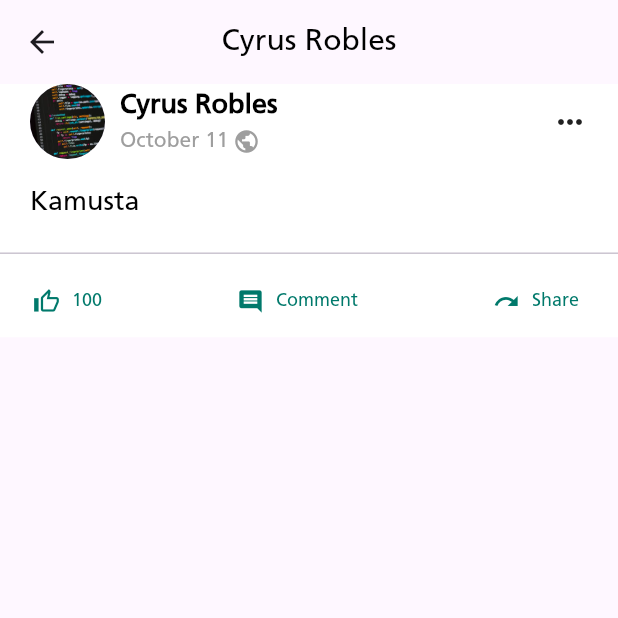
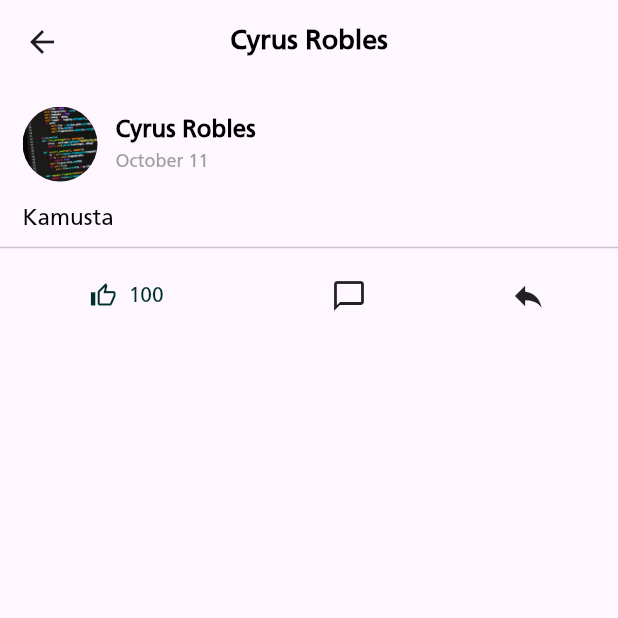
Before and after one commit to nescafe3n1/MobProgram, a Flutter app: the screen it shows after launch, after a tap on "Cyrus Robles", on a phone screen of 412 x 824 dp, the top half of it. Run offline on Flutter 3.47's test engine with Material 3 defaults, Android fonts, the phone set to English and light mode, and no system bars; our stand-ins replace flutter_screenutil.

Commit message:
its done

```diff
--- a/lib/screens/detail_screen.dart
+++ b/lib/screens/detail_screen.dart
@@ -16,7 +16,7 @@ class DetailScreen extends StatefulWidget {
     required this.userName,
     required this.postContent,
     required this.date,
-    this.numOfLikes = 0,
+    required this.numOfLikes,
     this.imageUrl,
     required this.profileImageUrl,
   });
@@ -49,119 +49,52 @@ class _DetailScreenState extends State<DetailScreen> {
 
   @override
   Widget build(BuildContext context) {
+    const Color customActionColor = Color(0xFF00302E);
+
     return Scaffold(
       appBar: AppBar(
+        title: CustomFont(text: widget.userName, fontSize: 18.sp, fontWeight: FontWeight.bold, color: Colors.black),
         centerTitle: true,
-        title: CustomFont(
-          text: widget.userName,
-          fontSize: ScreenUtil().setSp(20),
-          color: Colors.black,
       ),
-      ),
-      body: Container(
-        color: Colors.white,
-        child: SingleChildScrollView(
+      body: SingleChildScrollView(
         child: Column(
+          crossAxisAlignment: CrossAxisAlignment.start,
           children: [
-              if (widget.imageUrl != null && widget.imageUrl!.isNotEmpty)
-                Column(
-                  children: [
-                    Image.asset(widget.imageUrl!, fit: BoxFit.cover),
-                    SizedBox(height: ScreenUtil().setHeight(10)),
-                  ],
-                ),
-              Container(
-                padding: EdgeInsets.symmetric(horizontal: ScreenUtil().setWidth(20)),
+            if (widget.imageUrl != null) Image.asset(widget.imageUrl!, width: double.infinity, fit: BoxFit.cover),
+            Padding(
+              padding: EdgeInsets.all(15.sp),
               child: Row(
                 children: [
-                    CircleAvatar(
-                      radius: ScreenUtil().setSp(25),
-                      backgroundImage: AssetImage(widget.profileImageUrl),
-                    ),
-                    SizedBox(width: ScreenUtil().setWidth(10)),
+                  CircleAvatar(radius: 25.w, backgroundImage: AssetImage(widget.profileImageUrl)),
+                  SizedBox(width: 12.w),
                   Column(
                     crossAxisAlignment: CrossAxisAlignment.start,
                     children: [
-                        CustomFont(
-                          text: widget.userName,
-                          fontSize: ScreenUtil().setSp(18),
-                          fontWeight: FontWeight.bold,
-                          color: Colors.black,
-                        ),
-                        Row(
-                          children: [
-                            CustomFont(
-                              text: widget.date,
-                              fontSize: ScreenUtil().setSp(14),
-                              color: Colors.grey,
-                            ),
-                            SizedBox(width: ScreenUtil().setWidth(3)),
-                            Icon(Icons.public, color: Colors.grey, size: ScreenUtil().setSp(18)),
+                      CustomFont(text: widget.userName, fontSize: 16.sp, fontWeight: FontWeight.bold, color: Colors.black),
+                      CustomFont(text: widget.date, fontSize: 12.sp, color: Colors.grey),
                     ],
                   ),
                 ],
               ),
-                    const Spacer(),
-                    const Icon(Icons.more_horiz),
-                  ],
             ),
+            Padding(
+              padding: EdgeInsets.symmetric(horizontal: 15.sp),
+              child: CustomFont(text: widget.postContent, fontSize: 15.sp, color: Colors.black),
             ),
-
-              SizedBox(height: ScreenUtil().setHeight(15)),
-
-              Container(
-                padding: EdgeInsets.symmetric(horizontal: ScreenUtil().setWidth(20)),
-                alignment: Alignment.centerLeft,
-                child: CustomFont(
-                  text: widget.postContent,
-                  fontSize: ScreenUtil().setSp(18),
-                  color: Colors.black,
-                ),
-              ),
-
-              SizedBox(height: ScreenUtil().setHeight(10)),
             const Divider(),
-
-              Container(
-                padding: EdgeInsets.symmetric(horizontal: ScreenUtil().setWidth(10)),
-                child: Row(
-                  mainAxisAlignment: MainAxisAlignment.spaceBetween,
+            Row(
+              mainAxisAlignment: MainAxisAlignment.spaceAround,
               children: [
                 TextButton.icon(
                   onPressed: _handleLike,
-                      icon: Icon(
-                        isLiked ? Icons.thumb_up : Icons.thumb_up_alt_outlined,
-                        color: FB_DARK_PRIMARY
+                  icon: Icon(isLiked ? Icons.thumb_up : Icons.thumb_up_alt_outlined, color: customActionColor),
+                  label: CustomFont(text: currentLikes.toString(), fontSize: 14.sp, color: customActionColor),
                 ),
-                      label: CustomFont(
-                        text: currentLikes == 0 ? "Like" : currentLikes.toString(),
-                        fontSize: ScreenUtil().setSp(12),
-                        color: FB_DARK_PRIMARY,
-                      ),
-                    ),
-                    TextButton.icon(
-                      onPressed: () {},
-                      icon: const Icon(Icons.comment, color: FB_DARK_PRIMARY),
-                      label: CustomFont(
-                        text: "Comment",
-                        fontSize: ScreenUtil().setSp(12),
-                        color: FB_DARK_PRIMARY,
-                      ),
-                    ),
-                    TextButton.icon(
-                      onPressed: () {},
-                      icon: const Icon(Icons.redo, color: FB_DARK_PRIMARY),
-                      label: CustomFont(
-                        text: "Share",
-                        fontSize: ScreenUtil().setSp(12),
-                        color: FB_DARK_PRIMARY,
-                      ),
+                const Icon(Icons.chat_bubble_outline),
+                const Icon(Icons.reply),
+              ],
             ),
           ],
-                ),
-              ),
-            ],
-          ),
         ),
       ),
     );
--- a/lib/screens/newsfeed_screen.dart
+++ b/lib/screens/newsfeed_screen.dart
@@ -1,7 +1,5 @@
 import 'package:flutter/material.dart';
 import '../widgets/post_card.dart';
-import '../widgets/custom_font.dart';
-import '../constants.dart';
 
 class NewsFeedScreen extends StatelessWidget {
   const NewsFeedScreen({super.key});
@@ -9,7 +7,7 @@ class NewsFeedScreen extends StatelessWidget {
   @override
   Widget build(BuildContext context) {
     return ListView(
-      children: const [
+      children: [
         PostCard(
           userName: 'Cyrus Robles',
           postContent: 'Kamusta',
@@ -18,7 +16,6 @@ class NewsFeedScreen extends StatelessWidget {
           hasImage: false,
           profileImage: 'assets/images/cyrus.jpg',
         ),
-
         PostCard(
           userName: 'Roben Juanatas',
           postContent: 'Kicking off the holiday season with ICpEP-NCR!',
@@ -28,7 +25,6 @@ class NewsFeedScreen extends StatelessWidget {
           profileImage: 'assets/images/icpep-blue.png',
           postImage: 'assets/images/icpep-blue.png',
         ),
-
         PostCard(
           userName: 'Olive Musca',
           postContent: 'One thought per sometime',
@@ -38,7 +34,6 @@ class NewsFeedScreen extends StatelessWidget {
           profileImage: 'assets/images/bunny.jpg',
           postImage: 'assets/images/otpst.jpeg',
         ),
-
         PostCard(
           userName: 'Mackenzie Iguiron',
           postContent: 'Just finished my first Flutter project!',
@@ -47,7 +42,6 @@ class NewsFeedScreen extends StatelessWidget {
           hasImage: false,
           profileImage: 'assets/images/mac.jpg',
         ),
-
         PostCard(
           userName: 'Ronald Sena',
           postContent: 'My main agent is Atra, add me on Valorant AstraGods#nocap',
--- a/lib/screens/notification_screen.dart
+++ b/lib/screens/notification_screen.dart
@@ -1,108 +1,102 @@
 import 'package:flutter/material.dart';
 import '../widgets/custom_info.dart' as notif;
-import 'package:flutter_screenutil/flutter_screenutil.dart';
-import '../widgets/custom_font.dart';
-import '../constants.dart';
 
-class NotificationScreen extends StatefulWidget {
+class NotificationScreen extends StatelessWidget {
   const NotificationScreen({super.key});
 
   @override
-  State<NotificationScreen> createState() => _NotificationScreenState();
-}
-
-class _NotificationScreenState extends State<NotificationScreen> {
-  @override
   Widget build(BuildContext context) {
-    return Column(
-      children: [
-        const Divider(height: 1),
-
-        Expanded(
-          child: ListView(
+    return ListView(
+      padding: EdgeInsets.zero,
       children: const [
         notif.CustomInformation(
           name: 'Ivan Regodon',
           post: 'Post',
-                description: 'Description',
+          description: 'posted a new update.',
           date: 'January 5, 2026',
           numOfLikes: 10,
+          profileImageUrl: 'assets/images/ivan.jpg',
         ),
-              Divider(),
+        Divider(height: 1),
         notif.CustomInformation(
           name: 'Vergel Santiago',
           post: 'Photo',
-                description: 'Liked your photo "Sunset"',
+          description: 'liked your photo "Sunset".',
           date: 'January 4, 2026',
           numOfLikes: 5,
+          profileImageUrl: 'assets/images/vergel.jpg',
         ),
-              Divider(),
+        Divider(height: 1),
         notif.CustomInformation(
           name: 'JB Natividad',
           post: 'Post',
-                description: 'Commented on your post: "Nice view!"',
+          description: 'commented: "Nice view!"',
           date: 'January 4, 2026',
           numOfLikes: 2,
+          profileImageUrl: 'assets/images/jb.jpg',
         ),
-              Divider(),
+        Divider(height: 1),
         notif.CustomInformation(
           name: 'Hajj Macaraig',
           post: 'Reel',
-                description: 'Shared your recent Reel.',
+          description: 'shared your recent Reel.',
           date: 'January 3, 2026',
           numOfLikes: 15,
+          profileImageUrl: 'assets/images/hajj.jpg',
         ),
-              Divider(),
+        Divider(height: 1),
         notif.CustomInformation(
           name: 'Christ Naval',
           post: 'Event',
-                description: 'Invited you to "Flutter Workshop"',
+          description: 'invited you to "Flutter Workshop".',
           date: 'January 3, 2026',
           numOfLikes: 0,
+          profileImageUrl: 'assets/images/christ.jpg',
         ),
-              Divider(),
+        Divider(height: 1),
         notif.CustomInformation(
           name: 'Jose Neil Silagan',
           post: 'Page',
-                description: 'Mentioned you in a post from "CompSci News"',
+          description: 'mentioned you in a post.',
           date: 'January 2, 2026',
           numOfLikes: 8,
+          profileImageUrl: 'assets/images/jose.jpg',
         ),
-              Divider(),
+        Divider(height: 1),
         notif.CustomInformation(
           name: 'Venz Guardiano',
           post: 'Story',
-                description: 'Replied to your story: "Awesome!"',
+          description: 'replied to your story: "Awesome!"',
           date: 'January 2, 2026',
           numOfLikes: 1,
+          profileImageUrl: 'assets/images/venz.jpg',
         ),
-              Divider(),
+        Divider(height: 1),
         notif.CustomInformation(
           name: 'Marius Panahon',
           post: 'Post',
-                description: 'Reacted with love to your latest update.',
+          description: 'reacted with love to your update.',
           date: 'January 1, 2026',
           numOfLikes: 20,
+          profileImageUrl: 'assets/images/marius.jpg',
         ),
-              Divider(),
+        Divider(height: 1),
         notif.CustomInformation(
           name: 'Ovuvueke Ossas',
           post: 'Group',
-                description: 'Has posted in "Mobile Programming Group"',
+          description: 'posted in "Mobile Programming".',
           date: 'January 1, 2026',
           numOfLikes: 12,
+          profileImageUrl: 'assets/images/ossas.jpg',
         ),
-              Divider(),
+        Divider(height: 1),
         notif.CustomInformation(
           name: 'Poncho Pilato',
           post: 'Post',
-                description: 'User I tagged you in a comment.',
+          description: 'tagged you in a comment.',
           date: 'December 31, 2025',
           numOfLikes: 3,
-              ),
-              Divider(),
-            ],
-          ),
+          profileImageUrl: 'assets/images/poncho.jpg',
         ),
       ],
     );
--- a/lib/widgets/custom_info.dart
+++ b/lib/widgets/custom_info.dart
@@ -1,28 +1,26 @@
 import 'package:flutter/material.dart';
 import 'package:flutter_screenutil/flutter_screenutil.dart';
 import '../screens/detail_screen.dart';
-import '../widgets/custom_font.dart';
+import 'custom_font.dart';
 
 class CustomInformation extends StatelessWidget {
   final String name;
   final String post;
   final String description;
-  final String? profileImageUrl;
+  final String profileImageUrl; // Required for the icon
   final String date;
   final int numOfLikes;
   final String? imageUrl;
-  final bool atProfile;
 
   const CustomInformation({
     super.key,
     required this.name,
     required this.post,
     required this.description,
-    this.profileImageUrl,
+    required this.profileImageUrl,
     required this.date,
     this.numOfLikes = 0,
     this.imageUrl,
-    this.atProfile = false,
   });
 
   @override
@@ -38,53 +36,30 @@ class CustomInformation extends StatelessWidget {
               date: date,
               numOfLikes: numOfLikes,
               imageUrl: imageUrl,
-              profileImageUrl: profileImageUrl ?? "",
+              profileImageUrl: profileImageUrl, // Passes the icon to detail screen
             ),
           ),
         );
       },
-      child: Container(
-        padding: EdgeInsets.all(ScreenUtil().setSp(15)),
+      child: Padding(
+        padding: EdgeInsets.all(15.sp),
         child: Row(
           children: [
-            profileImageUrl == null || profileImageUrl!.isEmpty
-                ? const Icon(Icons.person, size: 40)
-                : CircleAvatar(
-                    radius: ScreenUtil().setSp(25),
-                    backgroundImage: AssetImage(profileImageUrl!),
-                  ),
-            SizedBox(width: ScreenUtil().setWidth(18)),
+            CircleAvatar(
+              radius: 25.w,
+              backgroundImage: AssetImage(profileImageUrl), // Displays the icon
+            ),
+            SizedBox(width: 12.w),
             Expanded(
               child: Column(
                 crossAxisAlignment: CrossAxisAlignment.start,
                 children: [
-                  CustomFont(
-                    text: name,
-                    fontSize: ScreenUtil().setSp(18),
-                    fontWeight: FontWeight.bold,
-                    color: Colors.black,
-                  ),
-                  CustomFont(
-                    text: "Posted: $post",
-                    fontSize: ScreenUtil().setSp(13),
-                    color: Colors.black,
-                  ),
-                  CustomFont(
-                    text: description,
-                    fontSize: ScreenUtil().setSp(12),
-                    color: Colors.black,
-                    fontStyle: FontStyle.italic,
-                  ),
-                  SizedBox(height: ScreenUtil().setHeight(5)),
-                  CustomFont(
-                    text: date,
-                    fontSize: ScreenUtil().setSp(12),
-                    color: Colors.grey.shade400,
-                  ),
+                  CustomFont(text: name, fontSize: 16.sp, fontWeight: FontWeight.bold, color: Colors.black),
+                  CustomFont(text: "$post: $description", fontSize: 14.sp, color: Colors.black87),
+                  CustomFont(text: date, fontSize: 12.sp, color: Colors.grey),
                 ],
               ),
             ),
-            const Icon(Icons.more_horiz),
           ],
         ),
       ),
--- a/lib/widgets/post_card.dart
+++ b/lib/widgets/post_card.dart
@@ -35,7 +35,7 @@ class _PostCardState extends State<PostCard> {
   @override
   void initState() {
     super.initState();
-    currentLikes = widget.numOfLikes;
+    currentLikes = widget.numOfLikes; //
   }
 
   void _toggleLike() {
@@ -47,7 +47,7 @@ class _PostCardState extends State<PostCard> {
         currentLikes++;
         isLiked = true;
       }
-    });
+    }); //
   }
 
   void _goToDetail() {
@@ -63,7 +63,7 @@ class _PostCardState extends State<PostCard> {
           profileImageUrl: widget.profileImage,
         ),
       ),
-    );
+    ); //
   }
 
   @override
@@ -77,7 +77,6 @@ class _PostCardState extends State<PostCard> {
       child: Column(
         crossAxisAlignment: CrossAxisAlignment.start,
         children: [
-          // Navigable Content Area
           InkWell(
             onTap: _goToDetail,
             child: Column(
@@ -95,12 +94,7 @@ class _PostCardState extends State<PostCard> {
                       Column(
                         crossAxisAlignment: CrossAxisAlignment.start,
                         children: [
-                          CustomFont(
-                            text: widget.userName,
-                            fontSize: 16.sp,
-                            fontWeight: FontWeight.bold,
-                            color: Colors.black,
-                          ),
+                          CustomFont(text: widget.userName, fontSize: 16.sp, fontWeight: FontWeight.bold, color: Colors.black),
                           Row(
                             children: [
                               CustomFont(text: widget.date, fontSize: 12.sp, color: Colors.grey),
@@ -117,63 +111,29 @@ class _PostCardState extends State<PostCard> {
                 ),
                 Padding(
                   padding: EdgeInsets.symmetric(horizontal: 12.w, vertical: 4.h),
-                  child: CustomFont(
-                    text: widget.postContent,
-                    fontSize: 15.sp,
-                    color: Colors.black,
-                  ),
+                  child: CustomFont(text: widget.postContent, fontSize: 15.sp, color: Colors.black),
                 ),
                 if (widget.hasImage && widget.postImage != null)
                   Padding(
                     padding: EdgeInsets.symmetric(vertical: 8.h),
-                    child: Image.asset(
-                      widget.postImage!,
-                      width: double.infinity,
-                      fit: BoxFit.cover,
-                    ),
+                    child: Image.asset(widget.postImage!, width: double.infinity, fit: BoxFit.cover),
                   ),
               ],
             ),
           ),
-
-          const Divider(height: 1, thickness: 0.5),
-
-          // Action Bar: Restored all buttons side-by-side
+          const Divider(height: 1),
           Padding(
             padding: EdgeInsets.symmetric(horizontal: 10.w, vertical: 5.h),
             child: Row(
-              mainAxisAlignment: MainAxisAlignment.spaceBetween, // Distributes buttons evenly
+              mainAxisAlignment: MainAxisAlignment.spaceBetween,
               children: [
-                // Interactive Like Button
                 TextButton.icon(
                   onPressed: _toggleLike,
-                  icon: Icon(
-                    isLiked ? Icons.thumb_up : Icons.thumb_up_alt_outlined,
-                    size: 20.sp,
-                    color: customActionColor,
-                  ),
-                  label: CustomFont(
-                    text: currentLikes.toString(),
-                    fontSize: 13.sp,
-                    fontWeight: FontWeight.w600,
-                    color: customActionColor,
-                  ),
+                  icon: Icon(isLiked ? Icons.thumb_up : Icons.thumb_up_alt_outlined, size: 20.sp, color: customActionColor),
+                  label: CustomFont(text: currentLikes.toString(), fontSize: 13.sp, fontWeight: FontWeight.w600, color: customActionColor),
                 ),
-
-                // Restored Comment Button
-                _buildStaticButton(
-                  Icons.chat_bubble_outline,
-                  "Comment",
-                  customActionColor,
-                ),
-
-                // Restored Share Button
-                _buildStaticButton(
-                  Icons.reply,
-                  "Share",
-                  customActionColor,
-                  isFlipped: true,
-                ),
+                _buildStaticButton(Icons.chat_bubble_outline, "Comment", customActionColor),
+                _buildStaticButton(Icons.reply, "Share", customActionColor, isFlipped: true),
               ],
             ),
           ),
@@ -182,7 +142,6 @@ class _PostCardState extends State<PostCard> {
     );
   }
 
-  // Helper widget to keep the Row code clean
   Widget _buildStaticButton(IconData icon, String label, Color color, {bool isFlipped = false}) {
     return Row(
       children: [
@@ -192,12 +151,7 @@ class _PostCardState extends State<PostCard> {
           child: Icon(icon, size: 20.sp, color: color),
         ),
         SizedBox(width: 8.w),
-        CustomFont(
-          text: label,
-          fontSize: 13.sp,
-          fontWeight: FontWeight.w600,
-          color: color,
-        ),
+        CustomFont(text: label, fontSize: 13.sp, fontWeight: FontWeight.w600, color: color),
       ],
     );
   }
```
Also changed, not shown: assets/images/christ.jpg (added), assets/images/hajj.jpg (added), assets/images/ivan.jpg (added), assets/images/jb.jpg (added), assets/images/jose.jpg (added), assets/images/marius.jpg (added), assets/images/ossas.jpg (added), assets/images/poncho.jpg (added), assets/images/venz.jpg (added), assets/images/vergel.jpg (added). Lines whose indentation alone changed are shown as unchanged.
